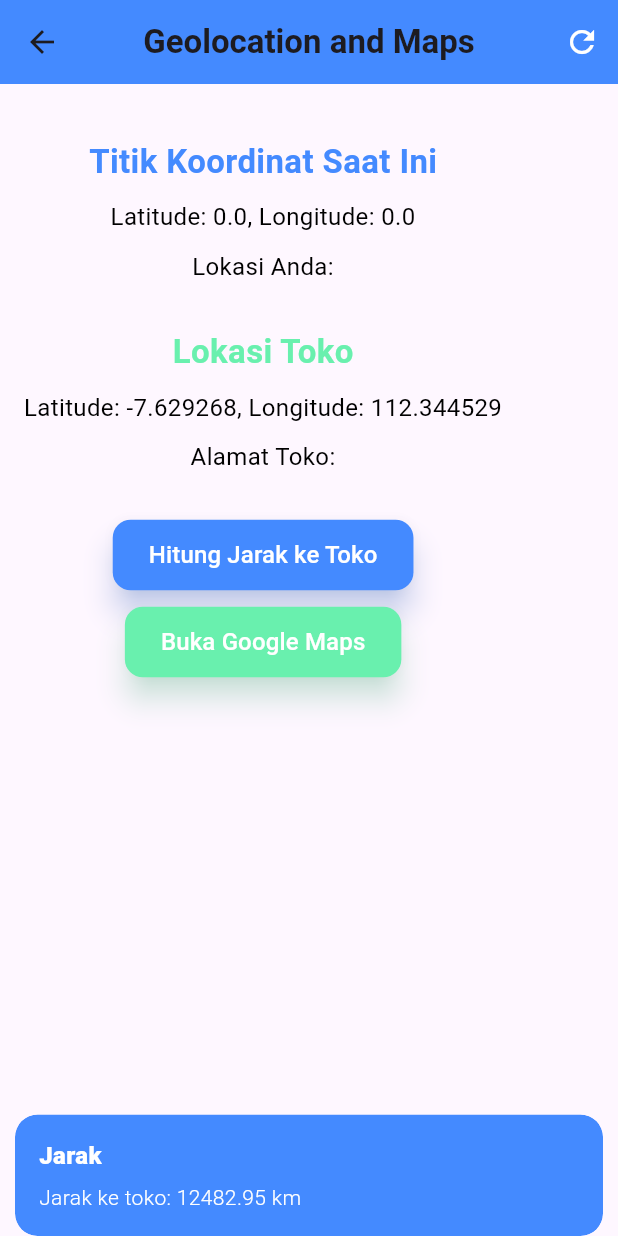
After one commit to rafiald1/prak-mod-4-update-mobile, a Flutter app: the LocationView screen opened by its route, after a tap on "Hitung Jarak ke Toko", on a phone screen of 412 x 824 dp. The commit adds this screen. Run offline on Flutter 3.47's test engine with Material 3 defaults, Android fonts, the phone set to English and light mode, and no system bars; our stand-ins replace audioplayers, cloud_firestore, firebase_auth, firebase_core, firebase_messaging, flutter_local_notifications and 9 more; accounts and stored records are empty; network calls fail.

Commit message:
fitur tambah lokasi

```diff
--- /dev/null
+++ b/lib/app/map/bindings/location_binding.dart
@@ -0,0 +1,9 @@
+import 'package:get/get.dart';
+import '../controllers/location_controller.dart';
+
+class LocationBinding extends Bindings {
+  @override
+  void dependencies() {
+    Get.lazyPut<LocationController>(() => LocationController());
+  }
+}
--- /dev/null
+++ b/lib/app/map/controllers/location_controller.dart
@@ -0,0 +1,121 @@
+import 'package:geocoding/geocoding.dart'; // Tambahkan package geocoding
+import 'package:flutter/material.dart';
+import 'package:geolocator/geolocator.dart';
+import 'package:get/get.dart';
+import 'package:permission_handler/permission_handler.dart';
+import 'package:url_launcher/url_launcher.dart';
+
+class LocationController extends GetxController {
+  // State untuk lokasi saat ini
+  var latitude = 0.0.obs;
+  var longitude = 0.0.obs;
+  var address = ''.obs; // Menyimpan nama alamat
+
+  // Lokasi toko ditentukan manual
+  final double storeLatitude = -7.629268; // Latitude Toko
+  final double storeLongitude = 112.344529; // Longitude Toko
+  var storeAddress = ''.obs; // Menyimpan alamat toko
+
+  // State loading
+  var isLoading = false.obs;
+
+  @override
+  void onInit() {
+    super.onInit();
+    getCurrentLocation(); // Ambil lokasi saat pertama kali controller diinisialisasi
+    getStoreAddress(); // Menentukan alamat toko
+  }
+
+  // Fungsi untuk mendapatkan lokasi saat ini
+  Future<void> getCurrentLocation() async {
+    isLoading(true);
+    try {
+      await _requestPermission(); // Meminta izin lokasi
+      Position position = await Geolocator.getCurrentPosition(
+        desiredAccuracy: LocationAccuracy.high,
+        forceAndroidLocationManager: true,
+      );
+      latitude(position.latitude); // Update latitude
+      longitude(position.longitude); // Update longitude
+
+      // Lakukan reverse geocoding untuk mendapatkan nama tempat
+      List<Placemark> placemarks = await GeocodingPlatform.instance!
+          .placemarkFromCoordinates(latitude.value, longitude.value);
+      if (placemarks.isNotEmpty) {
+        address.value =
+            "${placemarks[0].name}, ${placemarks[0].locality}, ${placemarks[0].country}";
+      }
+
+      Get.snackbar(
+        "Lokasi Diperbarui",
+        "Lokasi saat ini: $address",
+        snackPosition: SnackPosition.TOP,
+      );
+    } catch (e) {
+      Get.snackbar(
+        "Error",
+        "Gagal mendapatkan lokasi: $e",
+        snackPosition: SnackPosition.TOP,
+      );
+    } finally {
+      isLoading(false);
+    }
+  }
+
+  // Fungsi untuk menghitung jarak antara dua koordinat
+  double calculateDistance() {
+    return Geolocator.distanceBetween(
+          latitude.value,
+          longitude.value,
+          storeLatitude,
+          storeLongitude,
+        ) /
+        1000; // Hasil dalam kilometer
+  }
+
+  // Fungsi untuk membuka Google Maps dan menampilkan rute
+  Future<void> openGoogleMaps(BuildContext context) async {
+    String googleMapsUrl =
+        "https://www.google.com/maps/dir/?api=1&origin=${latitude.value},${longitude.value}&destination=${storeLatitude},${storeLongitude}&travelmode=driving";
+    if (await canLaunch(googleMapsUrl)) {
+      await launch(googleMapsUrl);
+      // Kembali ke halaman awal setelah membuka Google Maps
+      Navigator.pop(context);
+    } else {
+      Get.snackbar(
+        "Error",
+        "Tidak dapat membuka Google Maps",
+        snackPosition: SnackPosition.BOTTOM,
+      );
+    }
+  }
+
+  // Fungsi untuk meminta izin lokasi
+  Future<void> _requestPermission() async {
+    var status = await Permission.location.request();
+    if (status.isDenied) {
+      throw "Izin lokasi ditolak";
+    }
+    if (status.isPermanentlyDenied) {
+      openAppSettings();
+    }
+  }
+
+  // Fungsi untuk mendapatkan alamat toko
+  Future<void> getStoreAddress() async {
+    try {
+      List<Placemark> placemarks = await GeocodingPlatform.instance!
+          .placemarkFromCoordinates(storeLatitude, storeLongitude);
+      if (placemarks.isNotEmpty) {
+        storeAddress.value =
+            "${placemarks[0].name}, ${placemarks[0].locality}, ${placemarks[0].country}";
+      }
+    } catch (e) {
+      Get.snackbar(
+        "Error",
+        "Gagal mendapatkan alamat toko: $e",
+        snackPosition: SnackPosition.TOP,
+      );
+    }
+  }
+}
--- /dev/null
+++ b/lib/app/map/views/location_view.dart
@@ -0,0 +1,149 @@
+import 'package:flutter/material.dart';
+import 'package:get/get.dart';
+import '../controllers/location_controller.dart';
+
+class LocationView extends StatelessWidget {
+  @override
+  Widget build(BuildContext context) {
+    final LocationController controller = Get.find();
+
+    // Controller untuk TextField
+    final TextEditingController destinationLatController =
+        TextEditingController();
+    final TextEditingController destinationLngController =
+        TextEditingController();
+
+    return Scaffold(
+      appBar: AppBar(
+        title: const Text(
+          'Geolocation and Maps',
+          style: TextStyle(fontWeight: FontWeight.bold),
+        ),
+        centerTitle: true,
+        backgroundColor: Colors.blueAccent,
+        actions: [
+          IconButton(
+            icon: const Icon(Icons.refresh),
+            onPressed: () => controller.getCurrentLocation(),
+            tooltip: 'Refresh Location',
+            color: Colors.white,
+          ),
+        ],
+      ),
+      body: Obx(() {
+        if (controller.isLoading.value) {
+          return const Center(
+            child: CircularProgressIndicator(),
+          );
+        }
+
+        return Padding(
+          padding: const EdgeInsets.all(16.0),
+          child: SingleChildScrollView(
+            child: Column(
+              mainAxisAlignment: MainAxisAlignment.start,
+              crossAxisAlignment: CrossAxisAlignment.center,
+              children: [
+                const SizedBox(height: 20),
+                // Title and Subtitle
+                const Text(
+                  "Titik Koordinat Saat Ini",
+                  style: TextStyle(
+                    fontWeight: FontWeight.bold,
+                    fontSize: 22,
+                    color: Colors.blueAccent,
+                  ),
+                ),
+                const SizedBox(height: 10),
+                Text(
+                  "Latitude: ${controller.latitude.value}, Longitude: ${controller.longitude.value}",
+                  style: const TextStyle(fontSize: 16, color: Colors.black),
+                  textAlign: TextAlign.center,
+                ),
+                const SizedBox(height: 10),
+                Text(
+                  "Lokasi Anda: ${controller.address.value}",
+                  style: const TextStyle(fontSize: 16, color: Colors.black),
+                  textAlign: TextAlign.center,
+                ),
+                const SizedBox(height: 30),
+
+                // Tampilkan Lokasi Toko
+                const Text(
+                  "Lokasi Toko",
+                  style: TextStyle(
+                    fontWeight: FontWeight.bold,
+                    fontSize: 22,
+                    color: Colors.greenAccent,
+                  ),
+                ),
+                const SizedBox(height: 10),
+                Text(
+                  "Latitude: ${controller.storeLatitude}, Longitude: ${controller.storeLongitude}",
+                  style: const TextStyle(fontSize: 16, color: Colors.black),
+                  textAlign: TextAlign.center,
+                ),
+                const SizedBox(height: 10),
+                Text(
+                  "Alamat Toko: ${controller.storeAddress.value}",
+                  style: const TextStyle(fontSize: 16, color: Colors.black),
+                  textAlign: TextAlign.center,
+                ),
+                const SizedBox(height: 30),
+
+                // Cari Lokasi Button
+                ElevatedButton(
+                  onPressed: () {
+                    // Hitung jarak dan tampilkan snackbar
+                    double distance = controller.calculateDistance();
+                    Get.snackbar(
+                      "Jarak",
+                      "Jarak ke toko: ${distance.toStringAsFixed(2)} km",
+                      snackPosition: SnackPosition.BOTTOM,
+                      backgroundColor: Colors.blueAccent,
+                      colorText: Colors.white,
+                    );
+                  },
+                  style: ElevatedButton.styleFrom(
+                    backgroundColor: Colors.blueAccent, // background color
+                    padding: const EdgeInsets.symmetric(
+                        vertical: 12, horizontal: 24),
+                    shape: RoundedRectangleBorder(
+                      borderRadius: BorderRadius.circular(12),
+                    ),
+                    shadowColor: Colors.blueAccent.withOpacity(0.5),
+                    elevation: 8,
+                  ),
+                  child: const Text(
+                    "Hitung Jarak ke Toko",
+                    style: TextStyle(fontSize: 16, color: Colors.white),
+                  ),
+                ),
+                const SizedBox(height: 10),
+
+                // Buka Google Maps Button
+                ElevatedButton(
+                  onPressed: () => controller.openGoogleMaps(context),
+                  style: ElevatedButton.styleFrom(
+                    backgroundColor: Colors.greenAccent, // background color
+                    padding: const EdgeInsets.symmetric(
+                        vertical: 12, horizontal: 24),
+                    shape: RoundedRectangleBorder(
+                      borderRadius: BorderRadius.circular(12),
+                    ),
+                    shadowColor: Colors.greenAccent.withOpacity(0.5),
+                    elevation: 8,
+                  ),
+                  child: const Text(
+                    "Buka Google Maps",
+                    style: TextStyle(fontSize: 16, color: Colors.white),
+                  ),
+                ),
+              ],
+            ),
+          ),
+        );
+      }),
+    );
+  }
+}
--- a/lib/app/modules/login/views/login_view.dart
+++ b/lib/app/modules/login/views/login_view.dart
@@ -32,7 +32,7 @@ class LoginView extends StatelessWidget {
                     style: TextStyle(
                       fontSize: 30,
                       fontWeight: FontWeight.bold,
-                      color: Colors.white, // Warna teks judul
+                      color: Colors.white,
                       shadows: [
                         Shadow(
                           blurRadius: 10.0,
@@ -60,7 +60,6 @@ class LoginView extends StatelessWidget {
                         ),
                       ),
                       SizedBox(height: 16.0),
-
                       TextField(
                         controller: passwordController,
                         obscureText: true,
@@ -69,7 +68,6 @@ class LoginView extends StatelessWidget {
                         ),
                       ),
                       SizedBox(height: 24.0),
-
                       ElevatedButton(
                         style: ElevatedButton.styleFrom(
                           padding: EdgeInsets.symmetric(vertical: 12.0),
@@ -85,7 +83,6 @@ class LoginView extends StatelessWidget {
                         ),
                       ),
                       SizedBox(height: 16.0),
-                      // Tombol Daftar
                       Row(
                         mainAxisAlignment: MainAxisAlignment.center,
                         children: [
@@ -101,6 +98,25 @@ class LoginView extends StatelessWidget {
                           ),
                         ],
                       ),
+                      // Tambahkan tombol/link "Kunjungi Toko Kami" dengan underline
+                      Row(
+                        mainAxisAlignment: MainAxisAlignment.center,
+                        children: [
+                          TextButton(
+                            onPressed: () {
+                              Get.toNamed('/location'); // Route ke halaman toko
+                            },
+                            child: Text(
+                              'Kunjungi Toko Kami',
+                              style: TextStyle(
+                                color: Colors.green[800], // Warna serasi
+                                decoration:
+                                    TextDecoration.underline, // Garis bawah
+                              ),
+                            ),
+                          ),
+                        ],
+                      ),
                     ],
                   ),
                 ),
--- a/lib/app/routes/app_pages.dart
+++ b/lib/app/routes/app_pages.dart
@@ -13,6 +13,8 @@ import 'package:praktikum_mod_1/app/recipeView/views/http_view.dart';
 import 'package:praktikum_mod_1/app/recipeView/views/recipe_view.dart';
 import '../home/camera/bindings/profile_binding.dart';
 import '../home/camera/views/profile_view.dart';
+import '../map/bindings/location_binding.dart';
+import '../map/views/location_view.dart';
 import '../modules/login/views/login_view.dart';
 
 part 'app_routes.dart';
@@ -62,5 +64,10 @@ class AppPages {
       name: Routes.AUDIO,
       page: () => const AudioPlayerView(),
     ),
+    GetPage(
+      name: Routes.LOCATION,
+      page: () => LocationView(),
+      binding: LocationBinding(),
+    ),
   ];
 }
--- a/lib/app/routes/app_routes.dart
+++ b/lib/app/routes/app_routes.dart
@@ -9,6 +9,7 @@ abstract class Routes {
   static const CRUD = _Paths.CRUD;
   static const PROFILE = _Paths.PROFILE;
   static const AUDIO = _Paths.AUDIO;
+  static const LOCATION = _Paths.LOCATION;
 }
 
 abstract class _Paths {
@@ -20,4 +21,5 @@ abstract class _Paths {
   static const REGISTER = '/register';
   static const CRUD = '/crud';
   static const PROFILE = '/profile';
+  static const LOCATION = '/location';
 }
```
Also changed, not shown: pubspec.yaml (+11 -7 lines), pubspec.lock, 6 other files.
